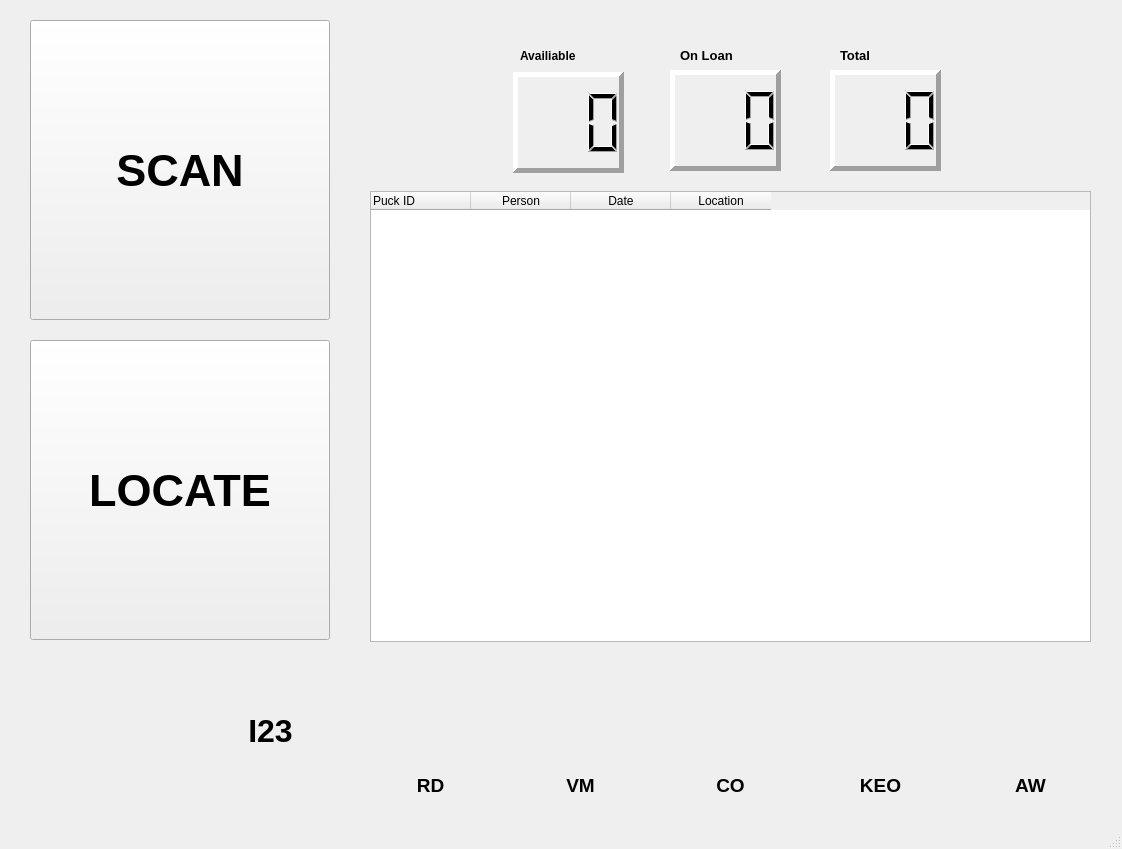
First picture: the form in gui.ui, repository DiamondLightSource/i23puckdb, before the edit.
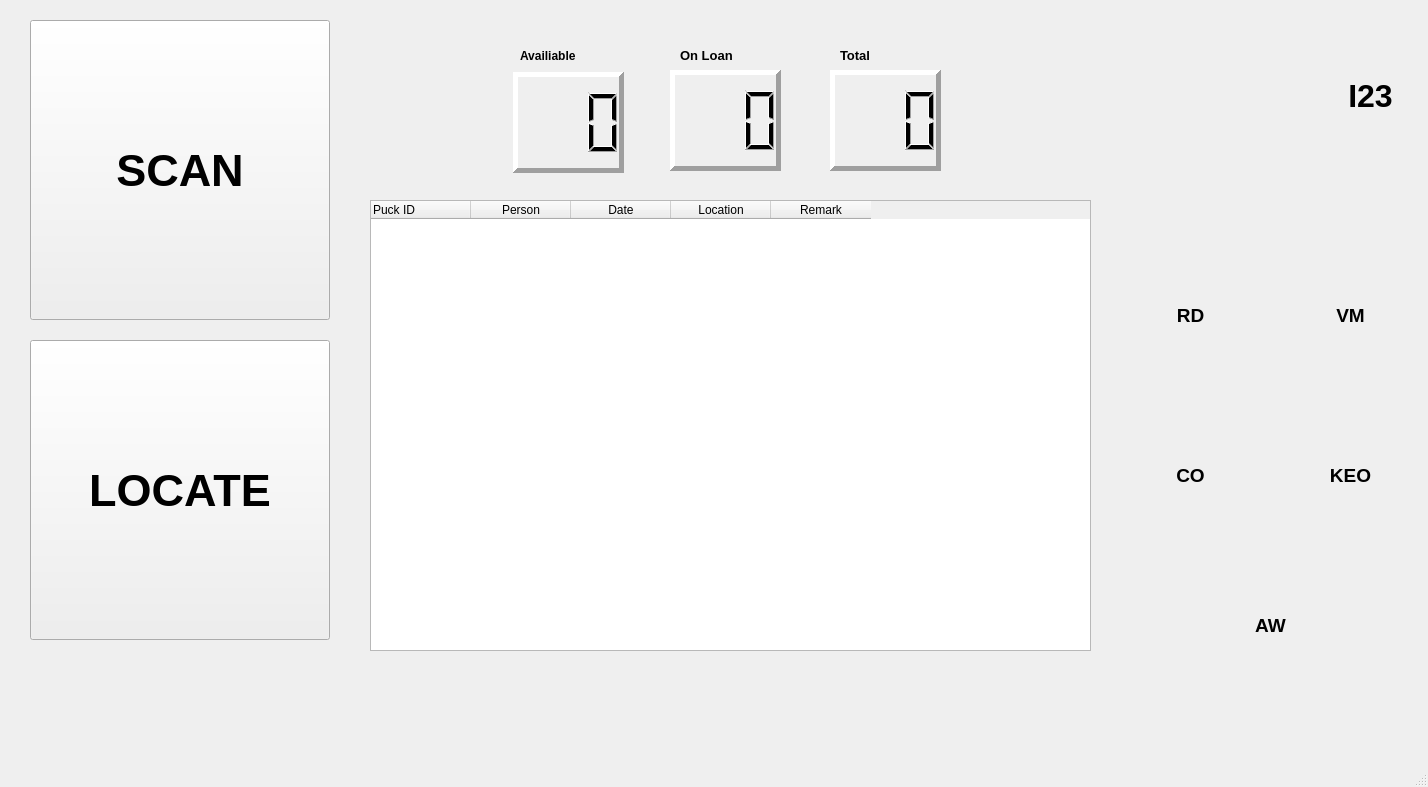
Second picture: the form after the edit. Icons and pictures are not drawn.

Commit message: add puck image to gui icon

Diff of the .ui file:
```diff
--- a/gui.ui
+++ b/gui.ui
@@ -6,8 +6,8 @@
    <rect>
     <x>0</x>
     <y>0</y>
-    <width>1122</width>
-    <height>849</height>
+    <width>1428</width>
+    <height>787</height>
    </rect>
   </property>
   <property name="windowTitle">
@@ -150,8 +150,8 @@
    <widget class="QLabel" name="lab_I23">
     <property name="geometry">
      <rect>
-      <x>210</x>
-      <y>655</y>
+      <x>1310</x>
+      <y>20</y>
       <width>121</width>
       <height>151</height>
      </rect>
@@ -173,8 +173,8 @@
    <widget class="QLabel" name="lab_RD">
     <property name="geometry">
      <rect>
-      <x>370</x>
-      <y>770</y>
+      <x>1130</x>
+      <y>300</y>
       <width>121</width>
       <height>31</height>
      </rect>
@@ -199,8 +199,8 @@
    <widget class="QLabel" name="lab_VM">
     <property name="geometry">
      <rect>
-      <x>520</x>
-      <y>770</y>
+      <x>1290</x>
+      <y>300</y>
       <width>121</width>
       <height>31</height>
      </rect>
@@ -222,8 +222,8 @@
    <widget class="QLabel" name="lab_CO">
     <property name="geometry">
      <rect>
-      <x>670</x>
-      <y>770</y>
+      <x>1130</x>
+      <y>460</y>
       <width>121</width>
       <height>31</height>
      </rect>
@@ -245,8 +245,8 @@
    <widget class="QLabel" name="lab_KEO">
     <property name="geometry">
      <rect>
-      <x>820</x>
-      <y>770</y>
+      <x>1290</x>
+      <y>460</y>
       <width>121</width>
       <height>31</height>
      </rect>
@@ -268,8 +268,8 @@
    <widget class="QLabel" name="lab_AW">
     <property name="geometry">
      <rect>
-      <x>970</x>
-      <y>770</y>
+      <x>1210</x>
+      <y>610</y>
       <width>121</width>
       <height>31</height>
      </rect>
@@ -291,8 +291,8 @@
    <widget class="QLabel" name="qr_I23">
     <property name="geometry">
      <rect>
-      <x>50</x>
-      <y>650</y>
+      <x>1140</x>
+      <y>20</y>
       <width>161</width>
       <height>161</height>
      </rect>
@@ -310,10 +310,10 @@
    <widget class="QLabel" name="qr_RD">
     <property name="geometry">
      <rect>
-      <x>370</x>
-      <y>650</y>
-      <width>120</width>
-      <height>120</height>
+      <x>1150</x>
+      <y>220</y>
+      <width>80</width>
+      <height>80</height>
      </rect>
     </property>
     <property name="text">
@@ -329,10 +329,10 @@
    <widget class="QLabel" name="qr_VM">
     <property name="geometry">
      <rect>
-      <x>520</x>
-      <y>650</y>
-      <width>120</width>
-      <height>120</height>
+      <x>1310</x>
+      <y>220</y>
+      <width>80</width>
+      <height>80</height>
      </rect>
     </property>
     <property name="text">
@@ -348,10 +348,10 @@
    <widget class="QLabel" name="qr_CO">
     <property name="geometry">
      <rect>
-      <x>670</x>
-      <y>650</y>
-      <width>120</width>
-      <height>120</height>
+      <x>1150</x>
+      <y>380</y>
+      <width>80</width>
+      <height>80</height>
      </rect>
     </property>
     <property name="text">
@@ -367,10 +367,10 @@
    <widget class="QLabel" name="qr_KEO">
     <property name="geometry">
      <rect>
-      <x>820</x>
-      <y>650</y>
-      <width>120</width>
-      <height>120</height>
+      <x>1310</x>
+      <y>380</y>
+      <width>80</width>
+      <height>80</height>
      </rect>
     </property>
     <property name="text">
@@ -386,10 +386,10 @@
    <widget class="QLabel" name="qr_AW">
     <property name="geometry">
      <rect>
-      <x>970</x>
-      <y>650</y>
-      <width>120</width>
-      <height>120</height>
+      <x>1230</x>
+      <y>530</y>
+      <width>80</width>
+      <height>80</height>
      </rect>
     </property>
     <property name="text">
@@ -529,7 +529,7 @@
     <property name="geometry">
      <rect>
       <x>370</x>
-      <y>191</y>
+      <y>200</y>
       <width>721</width>
       <height>451</height>
      </rect>
@@ -560,6 +560,11 @@
       <string>Location</string>
      </property>
     </column>
+    <column>
+     <property name="text">
+      <string>Remark</string>
+     </property>
+    </column>
    </widget>
   </widget>
   <widget class="QStatusBar" name="statusbar"/>
```
Left out of the diff: 6 changed lines with no effect on the pictures. The commit also changes 2 other files.
